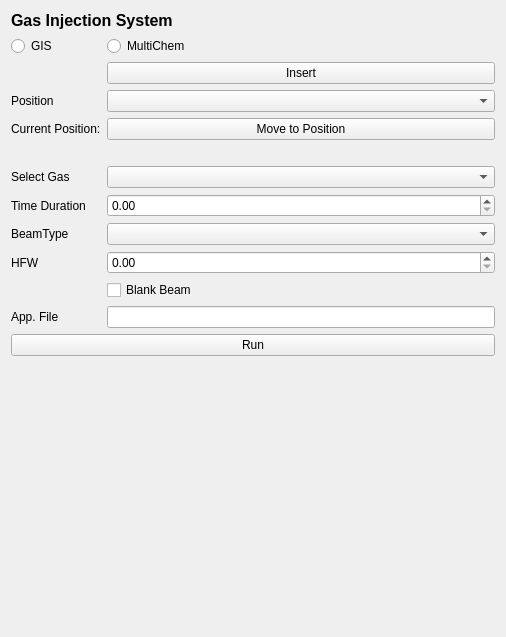
Qt form fibsem/ui/qtdesigner_files/FibsemGISWidget.ui (DeMarcoLab/fibsem) before a commit.
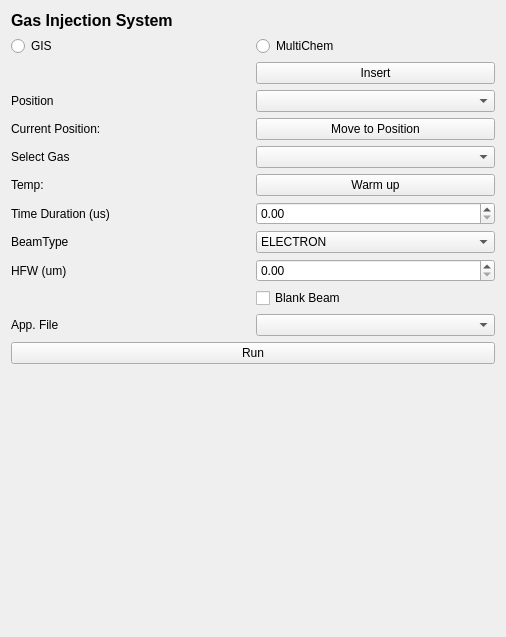
The same form after that commit.

The edit to the form file:
```diff
--- a/fibsem/ui/qtdesigner_files/FibsemGISWidget.ui
+++ b/fibsem/ui/qtdesigner_files/FibsemGISWidget.ui
@@ -14,8 +14,26 @@
    <string>Form</string>
   </property>
   <layout class="QGridLayout" name="gridLayout_2">
-   <item row="10" column="1">
-    <widget class="QComboBox" name="gas_combobox"/>
+   <item row="4" column="0">
+    <widget class="QLabel" name="label_position">
+     <property name="text">
+      <string>Position</string>
+     </property>
+    </widget>
+   </item>
+   <item row="18" column="0" colspan="2">
+    <widget class="QPushButton" name="run_button">
+     <property name="text">
+      <string>Run</string>
+     </property>
+    </widget>
+   </item>
+   <item row="15" column="1">
+    <widget class="QDoubleSpinBox" name="hfw_spinbox">
+     <property name="maximum">
+      <double>10000.000000000000000</double>
+     </property>
+    </widget>
    </item>
    <item row="1" column="0">
     <widget class="QRadioButton" name="GIS_radioButton">
@@ -24,43 +42,18 @@
      </property>
     </widget>
    </item>
+   <item row="10" column="1">
+    <widget class="QComboBox" name="gas_combobox"/>
+   </item>
    <item row="13" column="0">
-    <widget class="QLabel" name="label_hfw">
+    <widget class="QLabel" name="label_time">
      <property name="text">
-      <string>HFW</string>
-     </property>
-    </widget>
-   </item>
-   <item row="0" column="0" colspan="2">
-    <widget class="QLabel" name="label_title">
-     <property name="font">
-      <font>
-       <pointsize>12</pointsize>
-       <weight>75</weight>
-       <bold>true</bold>
-      </font>
-     </property>
-     <property name="text">
-      <string>Gas Injection System</string>
-     </property>
-    </widget>
-   </item>
-   <item row="14" column="1">
-    <widget class="QCheckBox" name="checkBox">
-     <property name="text">
-      <string>Blank Beam</string>
-     </property>
-    </widget>
-   </item>
-   <item row="16" column="0" colspan="2">
-    <widget class="QPushButton" name="run_button">
-     <property name="text">
-      <string>Run</string>
+      <string>Time Duration (us)</string>
      </property>
     </widget>
    </item>
    <item row="13" column="1">
-    <widget class="QDoubleSpinBox" name="hfw_spinbox"/>
+    <widget class="QDoubleSpinBox" name="timeDuration_spinbox"/>
    </item>
    <item row="7" column="0">
     <widget class="QLabel" name="current_position_label">
@@ -69,24 +62,7 @@
      </property>
     </widget>
    </item>
-   <item row="10" column="0">
-    <widget class="QLabel" name="label_gas">
-     <property name="text">
-      <string>Select Gas</string>
-     </property>
-    </widget>
-   </item>
-   <item row="12" column="0">
-    <widget class="QLabel" name="label_beam_type">
-     <property name="text">
-      <string>BeamType</string>
-     </property>
-    </widget>
-   </item>
-   <item row="4" column="1">
-    <widget class="QComboBox" name="position_combobox"/>
-   </item>
-   <item row="17" column="0" colspan="2">
+   <item row="19" column="0" colspan="2">
     <spacer name="verticalSpacer">
      <property name="orientation">
       <enum>Qt::Vertical</enum>
@@ -99,13 +75,34 @@
      </property>
     </spacer>
    </item>
-   <item row="12" column="1">
-    <widget class="QComboBox" name="beamtype_combobox"/>
+   <item row="14" column="1">
+    <widget class="QComboBox" name="beamtype_combobox">
+     <item>
+      <property name="text">
+       <string>ELECTRON</string>
+      </property>
+     </item>
+     <item>
+      <property name="text">
+       <string>ION</string>
+      </property>
+     </item>
+    </widget>
    </item>
-   <item row="7" column="1">
-    <widget class="QPushButton" name="move_GIS_button">
+   <item row="17" column="0">
+    <widget class="QLabel" name="app_file_label">
      <property name="text">
-      <string>Move to Position</string>
+      <string>App. File</string>
+     </property>
+    </widget>
+   </item>
+   <item row="4" column="1">
+    <widget class="QComboBox" name="position_combobox"/>
+   </item>
+   <item row="10" column="0">
+    <widget class="QLabel" name="label_gas">
+     <property name="text">
+      <string>Select Gas</string>
      </property>
     </widget>
    </item>
@@ -116,10 +113,17 @@
      </property>
     </widget>
    </item>
-   <item row="11" column="0">
-    <widget class="QLabel" name="label_time">
+   <item row="7" column="1">
+    <widget class="QPushButton" name="move_GIS_button">
      <property name="text">
-      <string>Time Duration</string>
+      <string>Move to Position</string>
+     </property>
+    </widget>
+   </item>
+   <item row="14" column="0">
+    <widget class="QLabel" name="label_beam_type">
+     <property name="text">
+      <string>BeamType</string>
      </property>
     </widget>
    </item>
@@ -130,33 +134,58 @@
      </property>
     </widget>
    </item>
-   <item row="4" column="0">
-    <widget class="QLabel" name="label_position">
+   <item row="15" column="0">
+    <widget class="QLabel" name="label_hfw">
      <property name="text">
-      <string>Position</string>
+      <string>HFW (um)</string>
      </property>
     </widget>
    </item>
-   <item row="8" column="0">
+   <item row="0" column="0" colspan="2">
+    <widget class="QLabel" name="label_title">
+     <property name="font">
+      <font>
+       <pointsize>12</pointsize>
+       <weight>75</weight>
+       <bold>true</bold>
+      </font>
+     </property>
+     <property name="text">
+      <string>Gas Injection System</string>
+     </property>
+    </widget>
+   </item>
+   <item row="16" column="1">
+    <widget class="QCheckBox" name="blankBeamcheckbox">
+     <property name="text">
+      <string>Blank Beam</string>
+     </property>
+    </widget>
+   </item>
+   <item row="3" column="0">
     <widget class="QLabel" name="GIS_insert_status_label">
      <property name="text">
       <string/>
      </property>
     </widget>
    </item>
-   <item row="11" column="1">
-    <widget class="QDoubleSpinBox" name="timeDuration_spinbox"/>
+   <item row="12" column="1">
+    <widget class="QPushButton" name="warm_button">
+     <property name="text">
+      <string>Warm up</string>
+     </property>
+    </widget>
    </item>
-   <item row="15" column="1">
-    <widget class="QLineEdit" name="app_file_lineEdit"/>
-   </item>
-   <item row="15" column="0">
-    <widget class="QLabel" name="app_file_label">
+   <item row="12" column="0">
+    <widget class="QLabel" name="temp_label">
      <property name="text">
-      <string>App. File</string>
+      <string>Temp: </string>
      </property>
     </widget>
    </item>
+   <item row="17" column="1">
+    <widget class="QComboBox" name="app_file_combobox"/>
+   </item>
   </layout>
  </widget>
  <resources/>
```
